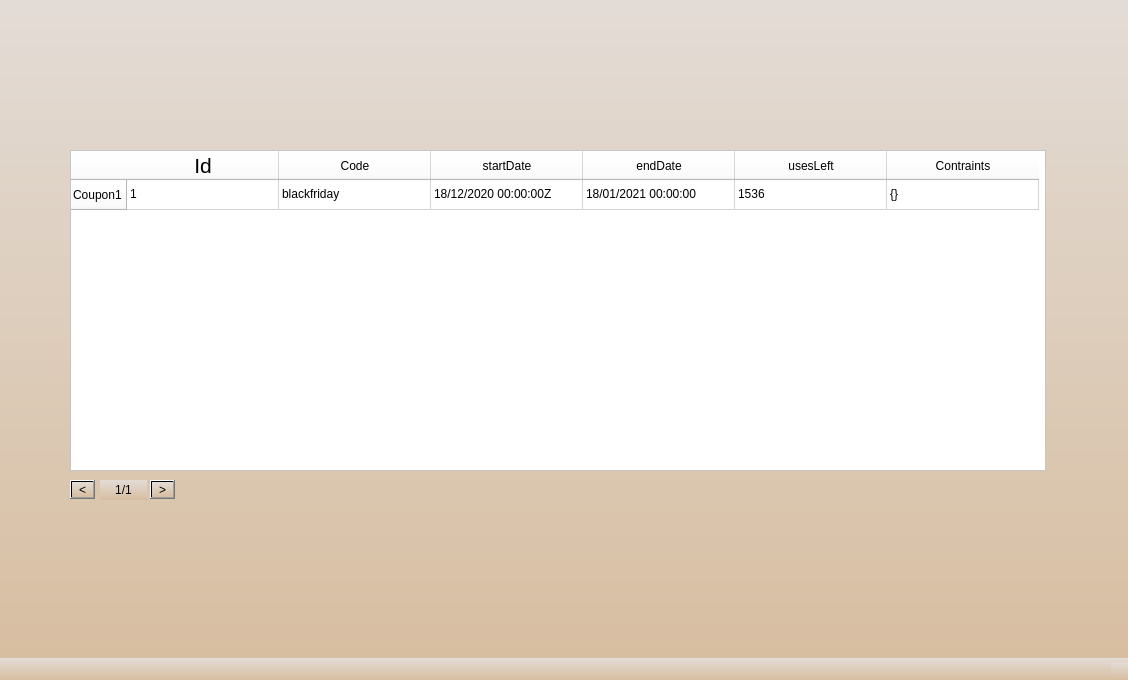
Qt form mainwindow.ui (ahmedselmi1/BonApp) before a commit.
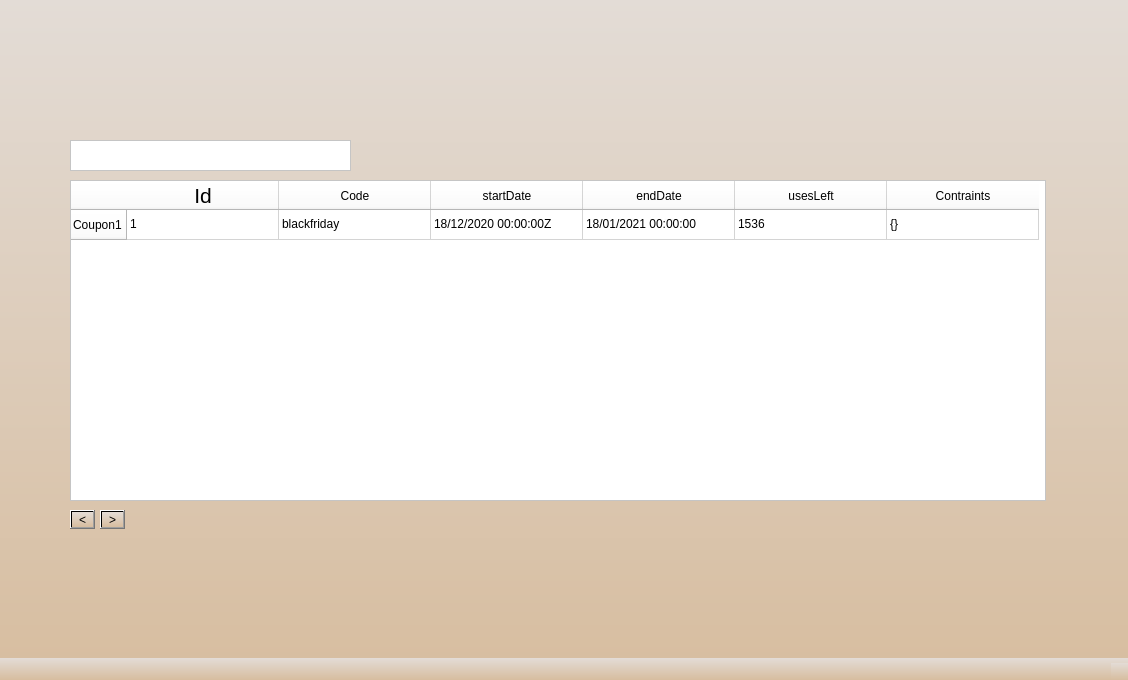
The same form after that commit. The open tabs and pages were chosen to show the change. Icons and pictures are not drawn. Custom widgets are drawn as their Qt base class.

The edit to the form file:
```diff
--- a/mainwindow.ui
+++ b/mainwindow.ui
@@ -3145,7 +3145,7 @@
       <property name="geometry">
        <rect>
         <x>70</x>
-        <y>150</y>
+        <y>180</y>
         <width>976</width>
         <height>321</height>
        </rect>
@@ -3231,7 +3231,7 @@
       <property name="geometry">
        <rect>
         <x>650</x>
-        <y>480</y>
+        <y>510</y>
         <width>191</width>
         <height>71</height>
        </rect>
@@ -3244,6 +3244,13 @@
 border: none;
 background-repeat: none;
 }
+
+#supprimerCoupon:hover {
+
+	background-color: rgba(255, 255, 255, 0.4);
+  	border-image: url(:/img/img/supprimer0002.png);
+	 border: none;
+}
 #supprimerCoupon:pressed
 {
    border-image: url(:/img/img/supprimer0002.png);
@@ -3257,7 +3264,7 @@
       <property name="geometry">
        <rect>
         <x>850</x>
-        <y>480</y>
+        <y>510</y>
         <width>191</width>
         <height>71</height>
        </rect>
@@ -3270,6 +3277,14 @@
 border: none;
 background-repeat: none;
 }
+
+
+#ajoutercoupon:hover {
+
+	background-color: rgba(255, 255, 255, 0.4);
+  	border-image: url(:/img/img/ajoutercoupon0002.png);
+	 border: none;
+}
 #ajoutercoupon:pressed
 {
    border-image: url(:/img/img/ajoutercoupon0002.png);
@@ -3282,8 +3297,8 @@
      <widget class="QToolButton" name="toolButton">
       <property name="geometry">
        <rect>
-        <x>150</x>
-        <y>480</y>
+        <x>100</x>
+        <y>510</y>
         <width>25</width>
         <height>19</height>
        </rect>
@@ -3296,7 +3311,7 @@
       <property name="geometry">
        <rect>
         <x>70</x>
-        <y>480</y>
+        <y>510</y>
         <width>25</width>
         <height>19</height>
        </rect>
@@ -3305,27 +3320,11 @@
        <string>&lt;</string>
       </property>
      </widget>
-     <widget class="QLabel" name="label_69">
-      <property name="geometry">
-       <rect>
-        <x>100</x>
-        <y>480</y>
-        <width>47</width>
-        <height>20</height>
-       </rect>
-      </property>
-      <property name="text">
-       <string>1/1</string>
-      </property>
-      <property name="alignment">
-       <set>Qt::AlignCenter</set>
-      </property>
-     </widget>
      <widget class="QPushButton" name="printtable1">
       <property name="geometry">
        <rect>
         <x>440</x>
-        <y>480</y>
+        <y>510</y>
         <width>201</width>
         <height>71</height>
        </rect>
@@ -3354,6 +3353,60 @@
        <string/>
       </property>
      </widget>
+     <widget class="QPlainTextEdit" name="couponSearch">
+      <property name="geometry">
+       <rect>
+        <x>70</x>
+        <y>140</y>
+        <width>281</width>
+        <height>31</height>
+       </rect>
+      </property>
+      <property name="font">
+       <font>
+        <pointsize>12</pointsize>
+       </font>
+      </property>
+      <property name="styleSheet">
+       <string notr="true">background-color: rgb(255, 255, 255);</string>
+      </property>
+      <property name="plainText">
+       <string/>
+      </property>
+     </widget>
+     <widget class="QPushButton" name="searchCoupon">
+      <property name="geometry">
+       <rect>
+        <x>360</x>
+        <y>140</y>
+        <width>31</width>
+        <height>31</height>
+       </rect>
+      </property>
+      <property name="styleSheet">
+       <string notr="true">#searchCoupon {
+background-color: transparent;
+border-image: url(:/img/img/search0001.png);
+background: none;
+border: none;
+background-repeat: none;
+}
+
+#searchCoupon:hover {
+
+	background-color: rgba(255, 255, 255, 0.4);
+  	border-image: url(:/img/img/search0002.png);
+	 border: none;
+}
+#searchCoupon:pressed
+{
+   border-image: url(:/img/img/search0001.png);
+}</string>
+      </property>
+      <property name="text">
+       <string/>
+      </property>
+     </widget>
     </widget>
     <widget class="QWidget" name="ajouterclient_2">
      <widget class="QGroupBox" name="groupBox_2">
```
Left out of the diff: 141 changed lines with no effect on the pictures.
